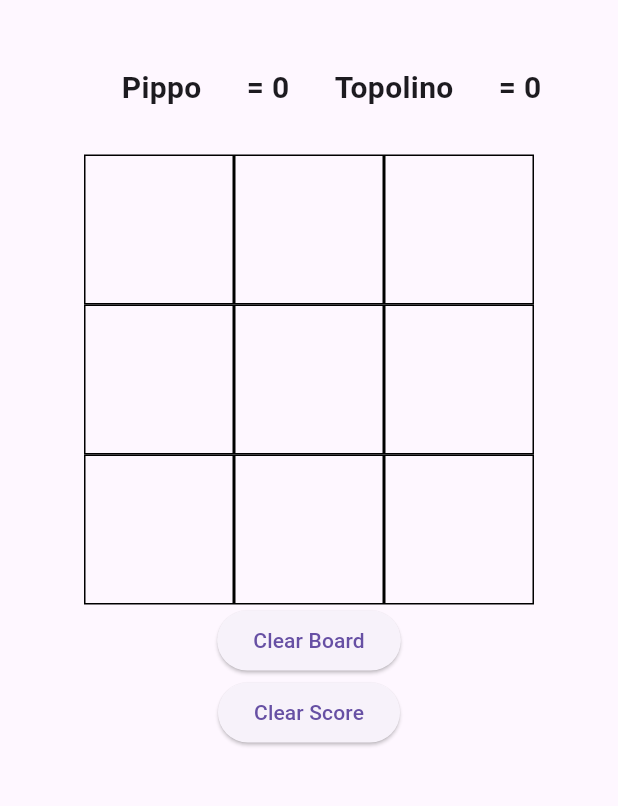
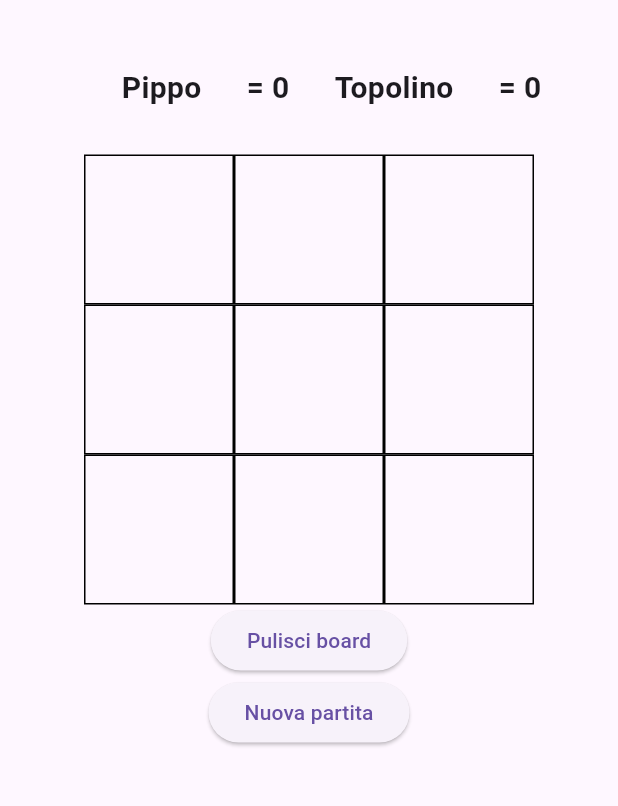
Before and after one commit to Alimentiamoci-SRL-Societa-Benefit/flutter_tic_tac_toe, a Flutter app: the screen it shows after launch, on a phone screen of 412 x 824 dp, the part 63-869 px from its top. Run offline on Flutter 3.47's test engine with Material 3 defaults, Android fonts, the phone set to English and light mode, and no system bars.

Commit message:
refactor | add score field in player object

```diff
--- a/lib/main.dart
+++ b/lib/main.dart
@@ -38,15 +38,13 @@ class _TicTacToePageState extends State<TicTacToePage> {
   late Player player1;
   late Player player2;
   bool isPlayer1Turn = true;
-  int player1Score = 0;
-  int player2Score = 0;
   List<String> displayElement = ['', '', '', '', '', '', '', '', ''];
   int filledBoxes = 0;
 
   @override
   void initState() {
-    player1 = Player(name: widget.player1Name, sign: 'X');
-    player2 = Player(name: widget.player2Name, sign: 'O');
+    player1 = Player(name: widget.player1Name, sign: 'X', score: 0);
+    player2 = Player(name: widget.player2Name, sign: 'O', score: 0);
 
     super.initState();
   }
@@ -72,7 +70,7 @@ class _TicTacToePageState extends State<TicTacToePage> {
                 ),
               ),
               Text(
-                "= $player1Score",
+                "= ${player1.score}",
                 style: const TextStyle(
                   fontSize: 20,
                   fontWeight: FontWeight.bold,
@@ -89,7 +87,7 @@ class _TicTacToePageState extends State<TicTacToePage> {
                 ),
               ),
               Text(
-                "= $player2Score",
+                "= ${player2.score}",
                 style: const TextStyle(
                   fontSize: 20,
                   fontWeight: FontWeight.bold,
@@ -150,11 +148,11 @@ class _TicTacToePageState extends State<TicTacToePage> {
           ),
           ElevatedButton(
             onPressed: _clearBoard,
-            child: const Text("Clear Board"),
+            child: const Text("Pulisci board"),
           ),
           ElevatedButton(
-            onPressed: _clearScore,
-            child: const Text("Clear Score"),
+            onPressed: _startNewGame,
+            child: const Text("Nuova partita"),
           ),
         ],
       ),
@@ -253,12 +251,12 @@ class _TicTacToePageState extends State<TicTacToePage> {
     filledBoxes = 0;
   }
 
-  void _clearScore() {
+  void _startNewGame() {
     _clearBoard();
 
     setState(() {
-      player2Score = 0;
-      player1Score = 0;
+      player1.score = 0;
+      player2.score = 0;
     });
   }
 
@@ -281,9 +279,9 @@ class _TicTacToePageState extends State<TicTacToePage> {
           );
         });
     if (winnerSign == player1.sign) {
-      player1Score++;
+      player1.score++;
     } else if (winnerSign == player2.sign) {
-      player2Score++;
+      player2.score++;
     }
   }
 }
@@ -317,11 +315,13 @@ class TicTacToeBox extends StatelessWidget {
 }
 
 class Player {
-  const Player({
+  Player({
     required this.name,
     required this.sign,
+    this.score = 0,
   });
 
   final String name;
   final String sign;
+  int score;
 }
```
